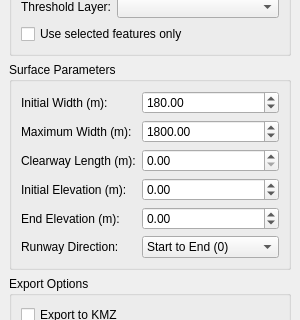
Qt form tofpa_panel_base.ui (FLYGHT7/tofpa) before a commit; both pictures show x 0 to 300 and y 90 to 410 of the 300 by 500 pixel window.
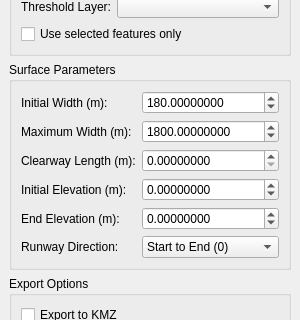
The same form after that commit. Custom widgets are drawn as their Qt base class.

Commit message: Enhance KML export options and update UI components: set absolute altitude for KML and add decimal precision to input fields

Patch:
```diff
--- a/tofpa_panel_base.ui
+++ b/tofpa_panel_base.ui
@@ -82,6 +82,9 @@
          <property name="maximum">
           <double>10000.000000000000000</double>
          </property>
+         <property name="decimals">
+          <number>8</number>
+         </property>
          <property name="value">
           <double>180.000000000000000</double>
          </property>
@@ -102,6 +105,9 @@
          <property name="maximum">
           <double>100000.000000000000000</double>
          </property>
+         <property name="decimals">
+          <number>8</number>
+         </property>
          <property name="value">
           <double>1800.000000000000000</double>
          </property>
@@ -122,6 +128,9 @@
          <property name="maximum">
           <double>10000.000000000000000</double>
          </property>
+         <property name="decimals">
+          <number>8</number>
+         </property>
         </widget>
        </item>
        <item row="3" column="0">
@@ -139,6 +148,9 @@
          <property name="maximum">
           <double>10000.000000000000000</double>
          </property>
+         <property name="decimals">
+          <number>8</number>
+         </property>
         </widget>
        </item>
        <item row="4" column="0">
@@ -155,6 +167,9 @@
          <property name="maximum">
           <double>10000.000000000000000</double>
          </property>
+         <property name="decimals">
+          <number>8</number>
+         </property>
         </widget>
        </item>
        <item row="5" column="0">
```
The commit also changes 3 other files.
